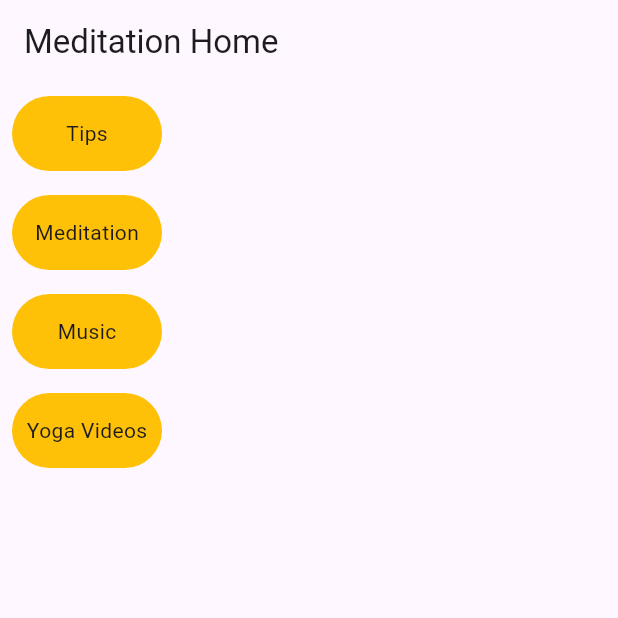
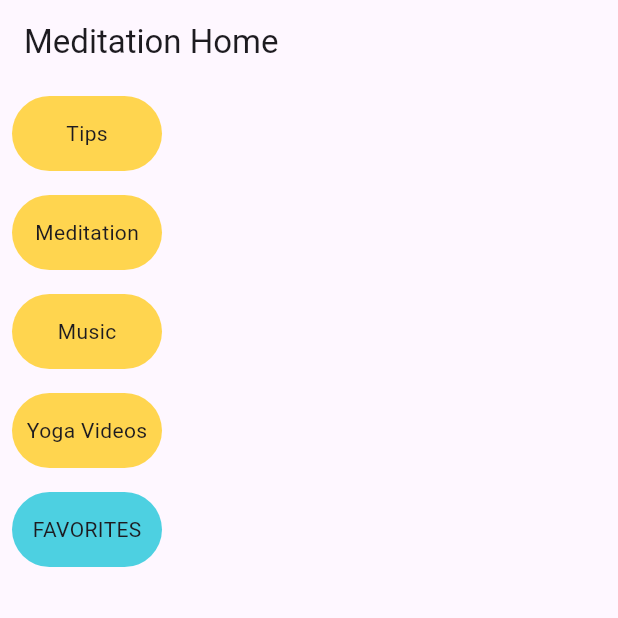
Before and after one commit to xDelusion/meditation-app, a Flutter app: the Home screen opened by its route, on a phone screen of 412 x 824 dp, the top half of it. Run offline on Flutter 3.47's test engine with Material 3 defaults, Android fonts, the phone set to English and light mode, and no system bars; our stand-ins replace dio, go_router, shared_preferences; accounts and stored records are empty.

Commit message:
add to favorites

```diff
--- a/lib/main.dart
+++ b/lib/main.dart
@@ -1,5 +1,6 @@
 import 'package:flutter/material.dart';
 import 'package:go_router/go_router.dart';
+import 'package:meditation_app/pages/favorites.dart';
 import 'package:meditation_app/pages/meditation.dart';
 import 'package:meditation_app/pages/music.dart';
 import 'package:meditation_app/pages/profile.dart';
@@ -74,7 +75,13 @@ final GoRouter _router = GoRouter(initialLocation: '/register', routes: [
   GoRoute(
     path: '/yoga_vids',
     builder: (context, state) {
-      return YogaVideos();
+      return YogaPage();
+    },
+  ),
+  GoRoute(
+    path: '/favorites',
+    builder: (context, state) {
+      return Favorites();
     },
   ),
 ]);
--- a/lib/pages/home.dart
+++ b/lib/pages/home.dart
@@ -12,20 +12,29 @@ class Home extends StatelessWidget {
         ),
         body: Column(children: [
           MyCard(
+            color: Colors.amber.shade300,
             cardName: "Tips",
             pathName: '/tips',
           ),
           MyCard(
+            color: Colors.amber.shade300,
             cardName: "Meditation",
             pathName: '/meditation',
           ),
           MyCard(
+            color: Colors.amber.shade300,
             cardName: "Music",
             pathName: '/music',
           ),
           MyCard(
+            color: Colors.amber.shade300,
             cardName: "Yoga Videos",
             pathName: '/yoga_vids',
+          ),
+          MyCard(
+            color: Colors.cyan.shade300,
+            cardName: "FAVORITES",
+            pathName: '/favorites',
           ),
         ]));
   }
--- a/lib/providers/exercises_providers.dart
+++ b/lib/providers/exercises_providers.dart
@@ -1,8 +1,6 @@
 import 'package:flutter/material.dart';
 import 'package:meditation_app/models/exercises.dart';
-import 'package:meditation_app/models/tips.dart';
 import 'package:meditation_app/services/exercises_services.dart';
-import 'package:meditation_app/services/tips_services.dart';
 
 class ExerciseProvider extends ChangeNotifier {
   List<DataExercises> exerciseList = [];
--- a/lib/services/exercises_services.dart
+++ b/lib/services/exercises_services.dart
@@ -1,6 +1,4 @@
-import 'package:dio/dio.dart';
 import 'package:meditation_app/models/exercises.dart';
-import 'package:meditation_app/models/tips.dart';
 import 'package:meditation_app/services/client.dart';
 
 class ExercisesService {
@@ -20,5 +18,3 @@ class ExercisesService {
     return [];
   }
 }
-
-//final List<MyTips> listoftips = List.from(response.data).map((e) => MyTips.fromJson(e)).toList();
--- a/lib/services/music_services.dart
+++ b/lib/services/music_services.dart
@@ -1,7 +1,4 @@
-import 'package:dio/dio.dart';
-import 'package:meditation_app/models/exercises.dart';
 import 'package:meditation_app/models/music.dart';
-import 'package:meditation_app/models/tips.dart';
 import 'package:meditation_app/services/client.dart';
 
 class MusicService {
@@ -20,5 +17,3 @@ class MusicService {
     return [];
   }
 }
-
-//final List<MyTips> listoftips = List.from(response.data).map((e) => MyTips.fromJson(e)).toList();
--- a/lib/widgets/card.dart
+++ b/lib/widgets/card.dart
@@ -2,10 +2,15 @@ import 'package:flutter/material.dart';
 import 'package:go_router/go_router.dart';
 
 class MyCard extends StatelessWidget {
-  const MyCard({super.key, required this.cardName, required this.pathName});
+  const MyCard(
+      {super.key,
+      required this.cardName,
+      required this.pathName,
+      required this.color});
 
   final String cardName;
   final String pathName;
+  final Color color;
 
   @override
   Widget build(BuildContext context) {
@@ -19,7 +24,7 @@ class MyCard extends StatelessWidget {
           width: 100,
           height: 50,
           decoration: BoxDecoration(
-              color: Colors.amber, borderRadius: BorderRadius.circular(25)),
+              color: color, borderRadius: BorderRadius.circular(25)),
           child: Center(
             child: Text(
               cardName,
```
Also changed, not shown: lib/pages/favorites.dart (added, +43 -0 lines), lib/pages/meditation.dart (+1 -40 lines), lib/pages/music.dart (+17 -0 lines), lib/pages/yoga_vids.dart (+42 -3 lines), lib/providers/music_providers.dart (+18 -4 lines).
